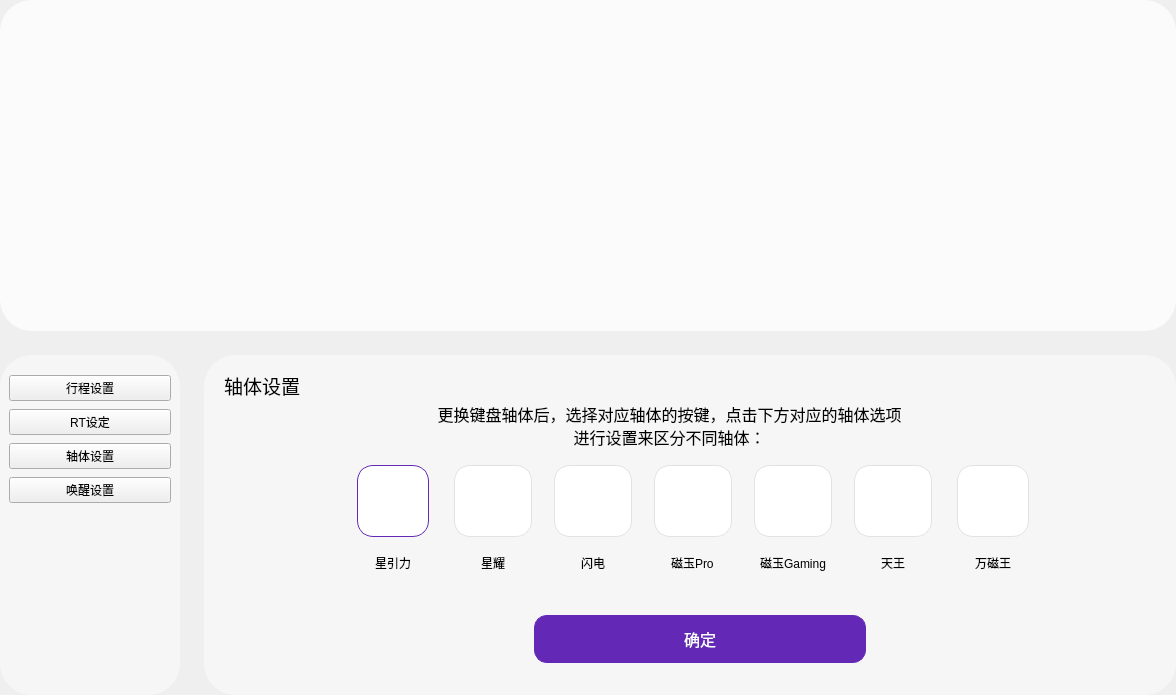
wlffeng2008/AKKOStdio, file FrameMagic.ui: the form before one commit.
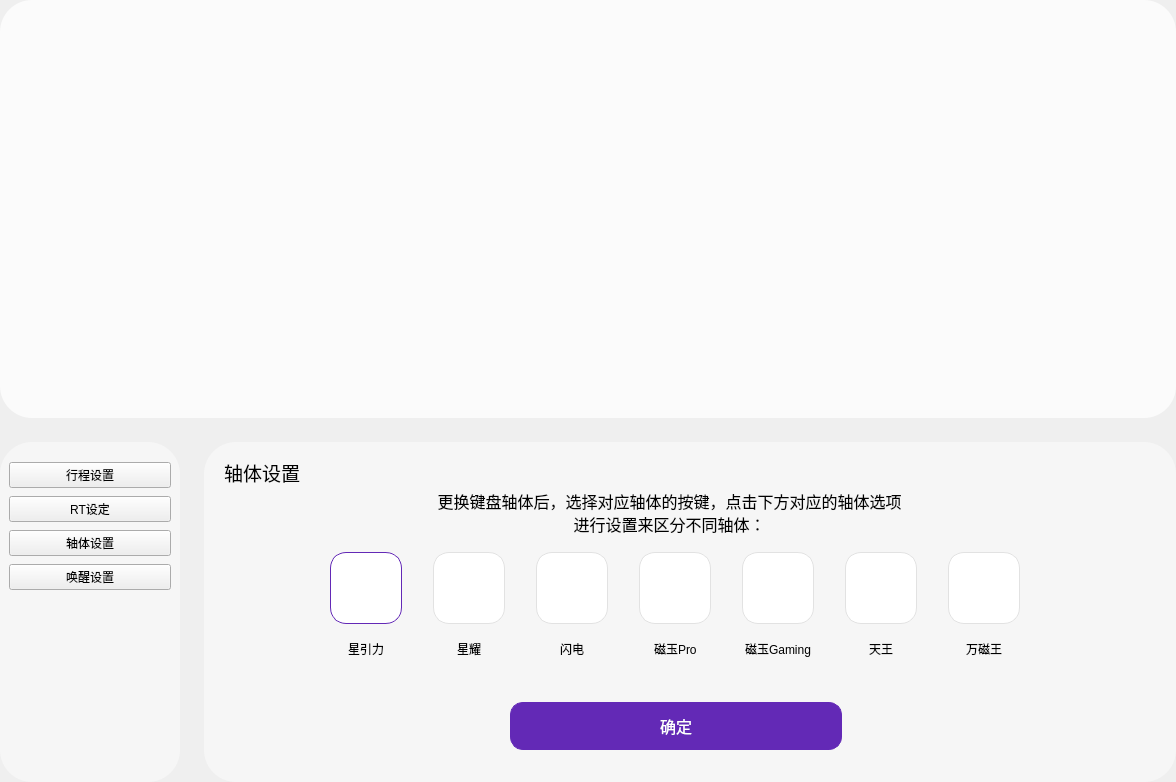
The form after the commit. The open tabs and pages were chosen to show the change. Icons and pictures are not drawn. Custom widgets are drawn as their Qt base class.

The edit to the form file:
```diff
--- a/FrameMagic.ui
+++ b/FrameMagic.ui
@@ -7,7 +7,7 @@
     <x>0</x>
     <y>0</y>
     <width>1176</width>
-    <height>695</height>
+    <height>782</height>
    </rect>
   </property>
   <property name="windowTitle">
@@ -36,7 +36,7 @@
     <number>0</number>
    </property>
    <item>
-    <widget class="ModuleKeyboard" name="frame">
+    <widget class="QFrame" name="frameTop">
      <property name="styleSheet">
       <string notr="true">QFrame{background-color: #FBFBFB;border-radius:32px;}</string>
      </property>
@@ -49,6 +49,21 @@
      <property name="lineWidth">
       <number>0</number>
      </property>
+     <layout class="QHBoxLayout" name="horizontalLayout_10">
+      <property name="topMargin">
+       <number>15</number>
+      </property>
+      <item alignment="Qt::AlignmentFlag::AlignHCenter|Qt::AlignmentFlag::AlignTop">
+       <widget class="ModuleKeyboard" name="frameKeyboard">
+        <property name="frameShape">
+         <enum>QFrame::Shape::StyledPanel</enum>
+        </property>
+        <property name="frameShadow">
+         <enum>QFrame::Shadow::Raised</enum>
+        </property>
+       </widget>
+      </item>
+     </layout>
     </widget>
    </item>
    <item>
@@ -1324,20 +1339,103 @@
               <bool>true</bool>
              </property>
             </widget>
-            <widget class="QWidget" name="layoutWidget_2">
+            <widget class="QPushButton" name="pushButton_12">
              <property name="geometry">
               <rect>
-               <x>250</x>
+               <x>306</x>
+               <y>260</y>
+               <width>332</width>
+               <height>48</height>
+              </rect>
+             </property>
+             <property name="minimumSize">
+              <size>
+               <width>0</width>
+               <height>0</height>
+              </size>
+             </property>
+             <property name="font">
+              <font>
+               <family>MiSans</family>
+               <pointsize>12</pointsize>
+              </font>
+             </property>
+             <property name="focusPolicy">
+              <enum>Qt::FocusPolicy::NoFocus</enum>
+             </property>
+             <property name="styleSheet">
+              <string notr="true">QPushButton{background-color:#6329B6;border:1px solid #6329B6;border-radius:13px;color:white;}</string>
+             </property>
+             <property name="text">
+              <string>确定</string>
+             </property>
+            </widget>
+            <widget class="QWidget" name="">
+             <property name="geometry">
+              <rect>
+               <x>114</x>
                <y>110</y>
-               <width>78</width>
-               <height>108</height>
+               <width>715</width>
+               <height>106</height>
               </rect>
              </property>
+             <layout class="QHBoxLayout" name="horizontalLayout_11">
+              <item>
+               <layout class="QVBoxLayout" name="verticalLayout_3">
+                <property name="spacing">
+                 <number>15</number>
+                </property>
+                <item alignment="Qt::AlignmentFlag::AlignHCenter">
+                 <widget class="QPushButton" name="pushButton">
+                  <property name="styleSheet">
+                   <string notr="true">QPushButton{min-width:70px;min-height:70px;border:1px solid #E2E2E2;border-radius:16px;background-color:white;}
+QPushButton:checked { border-color: #6329B6; }</string>
+                  </property>
+                  <property name="text">
+                   <string/>
+                  </property>
+                  <property name="icon">
+                   <iconset resource="res.qrc">
+                    <normaloff>:/images/rt/xingyinli.png</normaloff>:/images/rt/xingyinli.png</iconset>
+                  </property>
+                  <property name="iconSize">
+                   <size>
+                    <width>64</width>
+                    <height>64</height>
+                   </size>
+                  </property>
+                  <property name="checkable">
+                   <bool>true</bool>
+                  </property>
+                  <property name="checked">
+                   <bool>true</bool>
+                  </property>
+                  <property name="autoExclusive">
+                   <bool>true</bool>
+                  </property>
+                  <property name="flat">
+                   <bool>true</bool>
+                  </property>
+                  <attribute name="buttonGroup">
+                   <string notr="true">buttonGroup</string>
+                  </attribute>
+                 </widget>
+                </item>
+                <item alignment="Qt::AlignmentFlag::AlignHCenter">
+                 <widget class="QLabel" name="label_17">
+                  <property name="text">
+                   <string>星引力</string>
+                  </property>
+                 </widget>
+                </item>
+               </layout>
+              </item>
+              <item>
              <layout class="QVBoxLayout" name="verticalLayout_4">
               <property name="spacing">
                <number>15</number>
               </property>
-              <item>
+                <item alignment="Qt::AlignmentFlag::AlignHCenter">
                <widget class="QPushButton" name="pushButton_4">
                 <property name="styleSheet">
                  <string notr="true">QPushButton{min-width:70px;min-height:70px;border:1px solid #E2E2E2;border-radius:16px;background-color:white;}
@@ -1378,21 +1476,13 @@
                </widget>
               </item>
              </layout>
-            </widget>
-            <widget class="QWidget" name="layoutWidget_3">
-             <property name="geometry">
-              <rect>
-               <x>350</x>
-               <y>110</y>
-               <width>78</width>
-               <height>108</height>
-              </rect>
-             </property>
+              </item>
+              <item>
              <layout class="QVBoxLayout" name="verticalLayout_5">
               <property name="spacing">
                <number>15</number>
               </property>
-              <item>
+                <item alignment="Qt::AlignmentFlag::AlignHCenter">
                <widget class="QPushButton" name="pushButton_5">
                 <property name="styleSheet">
                  <string notr="true">QPushButton{min-width:70px;min-height:70px;border:1px solid #E2E2E2;border-radius:16px;background-color:white;}
@@ -1433,21 +1523,13 @@
                </widget>
               </item>
              </layout>
-            </widget>
-            <widget class="QWidget" name="layoutWidget_4">
-             <property name="geometry">
-              <rect>
-               <x>450</x>
-               <y>110</y>
-               <width>78</width>
-               <height>108</height>
-              </rect>
-             </property>
+              </item>
+              <item>
              <layout class="QVBoxLayout" name="verticalLayout_6">
               <property name="spacing">
                <number>15</number>
               </property>
-              <item>
+                <item alignment="Qt::AlignmentFlag::AlignHCenter">
                <widget class="QPushButton" name="pushButton_6">
                 <property name="styleSheet">
                  <string notr="true">QPushButton{min-width:70px;min-height:70px;border:1px solid #E2E2E2;border-radius:16px;background-color:white;}
@@ -1488,21 +1570,13 @@
                </widget>
               </item>
              </layout>
-            </widget>
-            <widget class="QWidget" name="layoutWidget_5">
-             <property name="geometry">
-              <rect>
-               <x>550</x>
-               <y>110</y>
-               <width>78</width>
-               <height>108</height>
-              </rect>
-             </property>
+              </item>
+              <item>
              <layout class="QVBoxLayout" name="verticalLayout_7">
               <property name="spacing">
                <number>15</number>
               </property>
-              <item>
+                <item alignment="Qt::AlignmentFlag::AlignHCenter">
                <widget class="QPushButton" name="pushButton_7">
                 <property name="styleSheet">
                  <string notr="true">QPushButton{min-width:70px;min-height:70px;border:1px solid #E2E2E2;border-radius:16px;background-color:white;}
@@ -1543,21 +1617,13 @@
                </widget>
               </item>
              </layout>
-            </widget>
-            <widget class="QWidget" name="layoutWidget_6">
-             <property name="geometry">
-              <rect>
-               <x>650</x>
-               <y>110</y>
-               <width>78</width>
-               <height>108</height>
-              </rect>
-             </property>
+              </item>
+              <item>
              <layout class="QVBoxLayout" name="verticalLayout_8">
               <property name="spacing">
                <number>15</number>
               </property>
-              <item>
+                <item alignment="Qt::AlignmentFlag::AlignHCenter">
                <widget class="QPushButton" name="pushButton_10">
                 <property name="styleSheet">
                  <string notr="true">QPushButton{min-width:70px;min-height:70px;border:1px solid #E2E2E2;border-radius:16px;background-color:white;}
@@ -1598,16 +1664,8 @@
                </widget>
               </item>
              </layout>
-            </widget>
-            <widget class="QWidget" name="layoutWidget_7">
-             <property name="geometry">
-              <rect>
-               <x>750</x>
-               <y>110</y>
-               <width>78</width>
-               <height>108</height>
-              </rect>
-             </property>
+              </item>
+              <item>
              <layout class="QVBoxLayout" name="verticalLayout_9">
               <property name="spacing">
                <number>15</number>
@@ -1653,93 +1711,6 @@
                </widget>
               </item>
              </layout>
-            </widget>
-            <widget class="QPushButton" name="pushButton_12">
-             <property name="geometry">
-              <rect>
-               <x>330</x>
-               <y>260</y>
-               <width>332</width>
-               <height>48</height>
-              </rect>
-             </property>
-             <property name="minimumSize">
-              <size>
-               <width>0</width>
-               <height>0</height>
-              </size>
-             </property>
-             <property name="font">
-              <font>
-               <family>MiSans</family>
-               <pointsize>12</pointsize>
-              </font>
-             </property>
-             <property name="focusPolicy">
-              <enum>Qt::FocusPolicy::NoFocus</enum>
-             </property>
-             <property name="styleSheet">
-              <string notr="true">QPushButton{background-color:#6329B6;border:1px solid #6329B6;border-radius:13px;color:white;}</string>
-             </property>
-             <property name="text">
-              <string>确定</string>
-             </property>
-            </widget>
-            <widget class="QWidget" name="layoutWidget">
-             <property name="geometry">
-              <rect>
-               <x>150</x>
-               <y>110</y>
-               <width>78</width>
-               <height>108</height>
-              </rect>
-             </property>
-             <layout class="QVBoxLayout" name="verticalLayout_3">
-              <property name="spacing">
-               <number>15</number>
-              </property>
-              <item alignment="Qt::AlignmentFlag::AlignHCenter">
-               <widget class="QPushButton" name="pushButton">
-                <property name="styleSheet">
-                 <string notr="true">QPushButton{min-width:70px;min-height:70px;border:1px solid #E2E2E2;border-radius:16px;background-color:white;}
-QPushButton:checked { border-color: #6329B6; }</string>
-                </property>
-                <property name="text">
-                 <string/>
-                </property>
-                <property name="icon">
-                 <iconset resource="res.qrc">
-                  <normaloff>:/images/rt/xingyinli.png</normaloff>:/images/rt/xingyinli.png</iconset>
-                </property>
-                <property name="iconSize">
-                 <size>
-                  <width>64</width>
-                  <height>64</height>
-                 </size>
-                </property>
-                <property name="checkable">
-                 <bool>true</bool>
-                </property>
-                <property name="checked">
-                 <bool>true</bool>
-                </property>
-                <property name="autoExclusive">
-                 <bool>true</bool>
-                </property>
-                <property name="flat">
-                 <bool>true</bool>
-                </property>
-                <attribute name="buttonGroup">
-                 <string notr="true">buttonGroup</string>
-                </attribute>
-               </widget>
-              </item>
-              <item alignment="Qt::AlignmentFlag::AlignHCenter">
-               <widget class="QLabel" name="label_17">
-                <property name="text">
-                 <string>星引力</string>
-                </property>
-               </widget>
               </item>
              </layout>
             </widget>
@@ -1786,6 +1757,12 @@
   </layout>
  </widget>
  <customwidgets>
+  <customwidget>
+   <class>NewTabWidget</class>
+   <extends>QTabWidget</extends>
+   <header>newtabwidget.h</header>
+   <container>1</container>
+  </customwidget>
   <customwidget>
    <class>ModuleKeyboard</class>
    <extends>QFrame</extends>
@@ -1798,12 +1775,6 @@
    <header>modulelinear.h</header>
    <container>1</container>
   </customwidget>
-  <customwidget>
-   <class>NewTabWidget</class>
-   <extends>QTabWidget</extends>
-   <header>newtabwidget.h</header>
-   <container>1</container>
-  </customwidget>
   <customwidget>
    <class>ToggleButton</class>
    <extends>QCheckBox</extends>
```
Left out of the diff: 4 changed lines with no effect on the pictures. Lines whose indentation alone changed are shown as unchanged.
